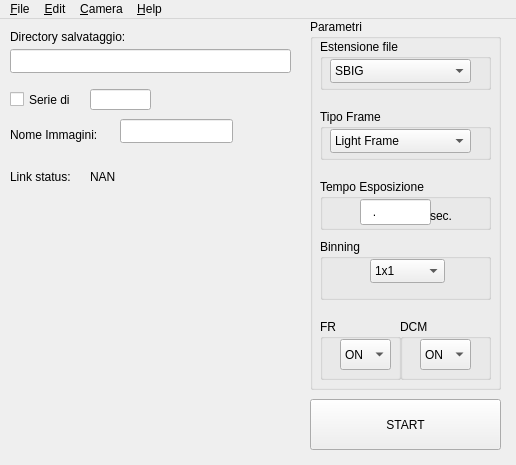
Above: mainwindow.ui from algebrato/PenguinSBIG before the change. Below: the same form after it.
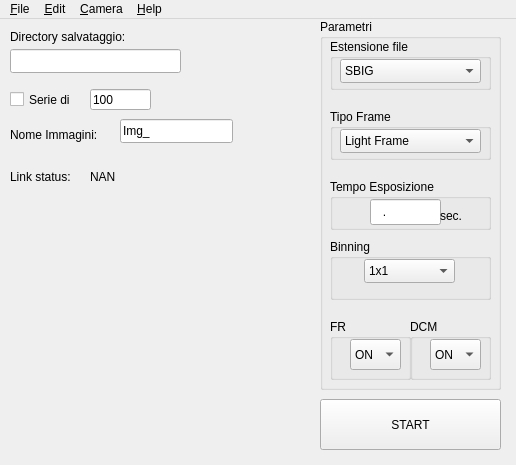
That is the form after the change. Icons and pictures are not drawn.

The edit to the form file:
```diff
--- a/mainwindow.ui
+++ b/mainwindow.ui
@@ -17,9 +17,9 @@
    <widget class="QGroupBox" name="groupBox_7">
     <property name="geometry">
      <rect>
-      <x>310</x>
+      <x>320</x>
       <y>0</y>
-      <width>191</width>
+      <width>181</width>
       <height>371</height>
      </rect>
     </property>
@@ -31,7 +31,7 @@
       <rect>
        <x>10</x>
        <y>220</y>
-       <width>171</width>
+       <width>161</width>
        <height>61</height>
       </rect>
      </property>
@@ -41,9 +41,9 @@
      <widget class="QComboBox" name="comboBINN">
       <property name="geometry">
        <rect>
-        <x>50</x>
+        <x>34</x>
         <y>20</y>
-        <width>75</width>
+        <width>91</width>
         <height>24</height>
        </rect>
       </property>
@@ -81,7 +81,7 @@
       <rect>
        <x>10</x>
        <y>20</y>
-       <width>171</width>
+       <width>161</width>
        <height>51</height>
       </rect>
      </property>
@@ -114,7 +114,7 @@
       <rect>
        <x>10</x>
        <y>90</y>
-       <width>171</width>
+       <width>161</width>
        <height>51</height>
       </rect>
      </property>
@@ -152,7 +152,7 @@
       <rect>
        <x>10</x>
        <y>160</y>
-       <width>171</width>
+       <width>161</width>
        <height>51</height>
       </rect>
      </property>
@@ -239,7 +239,7 @@
       <rect>
        <x>90</x>
        <y>300</y>
-       <width>91</width>
+       <width>81</width>
        <height>61</height>
       </rect>
      </property>
@@ -271,9 +271,9 @@
    <widget class="QPushButton" name="buttImage">
     <property name="geometry">
      <rect>
-      <x>310</x>
+      <x>320</x>
       <y>380</y>
-      <width>191</width>
+      <width>181</width>
       <height>51</height>
      </rect>
     </property>
@@ -319,6 +319,9 @@
     <property name="inputMask">
      <string/>
     </property>
+    <property name="text">
+     <string>100</string>
+    </property>
     <property name="maxLength">
      <number>3</number>
     </property>
@@ -345,6 +348,9 @@
       <height>24</height>
      </rect>
     </property>
+    <property name="text">
+     <string>Img_</string>
+    </property>
     <property name="maxLength">
      <number>32773</number>
     </property>
@@ -378,10 +384,10 @@
    <widget class="QLabel" name="label_imm">
     <property name="geometry">
      <rect>
-      <x>30</x>
+      <x>40</x>
       <y>180</y>
-      <width>261</width>
-      <height>211</height>
+      <width>251</width>
+      <height>251</height>
      </rect>
     </property>
     <property name="text">
@@ -393,16 +399,10 @@
      <rect>
       <x>10</x>
       <y>30</y>
-      <width>281</width>
+      <width>171</width>
       <height>24</height>
      </rect>
     </property>
-    <property name="text">
-     <string/>
-    </property>
-    <property name="maxLength">
-     <number>32773</number>
-    </property>
    </widget>
   </widget>
   <widget class="QMenuBar" name="menuBar">
```
Left out of the diff: 7 changed lines with no effect on the pictures.
